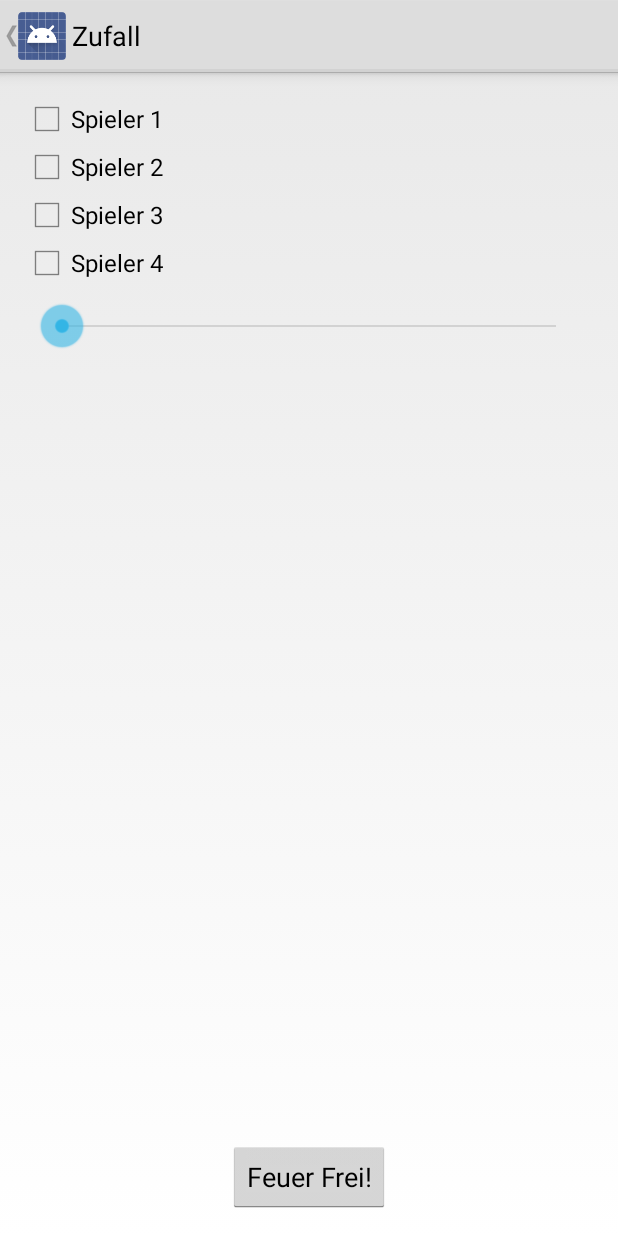
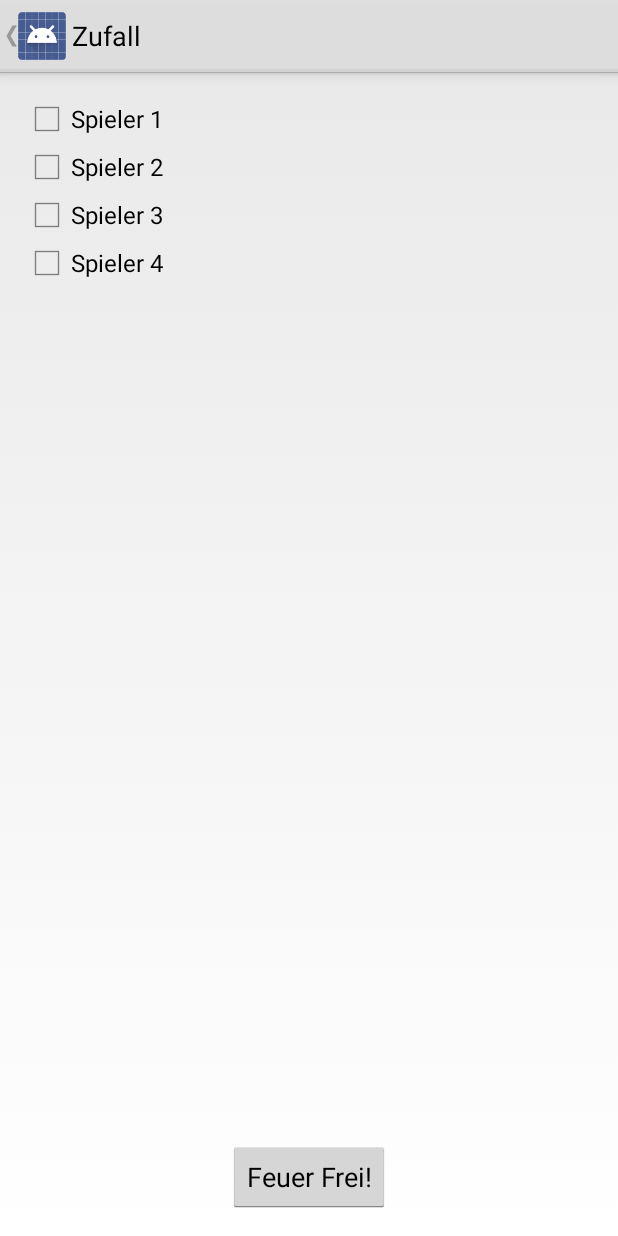
Before and after one commit to mattibo/bierkompressor, an Android app: the screen it shows after launch (MainActivity), on a phone screen of 412 x 824 dp. Run offline under Robolectric (Android 15) with nearby library versions, the phone set to English and light mode, and no system bars; 2 statements that could not run were skipped.

Commit message:
Version 0.2.7 geupdated

```diff
--- a/client-android/bierkompressor/build.gradle
+++ b/client-android/bierkompressor/build.gradle
@@ -3,7 +3,7 @@ buildscript {
         maven { url 'http://repo1.maven.org/maven2' }
     }
     dependencies {
-        classpath 'com.android.tools.build:gradle:0.4'
+        classpath 'com.android.tools.build:gradle:0.5.1'
     }
 }
 apply plugin: 'android'
--- a/client-android/bierkompressor/src/main/res/layout/fragment_random.xml
+++ b/client-android/bierkompressor/src/main/res/layout/fragment_random.xml
@@ -35,13 +35,6 @@
                 android:id="@+id/button_random_player4"
                 android:layout_gravity="left|center_vertical"/>
 
-        <SeekBar
-                android:layout_width="match_parent"
-                android:layout_height="wrap_content"
-                android:id="@+id/seekBar"
-                android:layout_gravity="center"
-                android:layout_margin="10dp"/>
-
     </LinearLayout>
 
     <Button
```
Also changed, not shown: client-android/bierkompressor/src/main/res/drawable-xhdpi/drawer_shadow.9.png, 19 other files.
